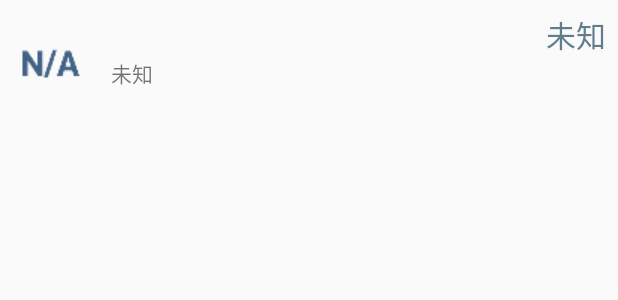
After one commit to BigChaChi/TotoroWeather, an Android app: the layout daily_forecast_list_item.xml on its own in the app's theme, with its tools: preview values and no code run, on a phone screen of 412 x 824 dp. The commit adds this screen. Shown: the top 300 px of the screen. Run offline under Robolectric (Android 15) with nearby library versions, the phone set to English and light mode, and no system bars.

Commit message:
第二板块添加成功

```diff
--- /dev/null
+++ b/app/src/main/res/layout/daily_forecast_list_item.xml
@@ -0,0 +1,37 @@
+<?xml version="1.0" encoding="utf-8"?>
+<LinearLayout xmlns:android="http://schemas.android.com/apk/res/android"
+    android:layout_width="match_parent"
+    android:layout_height="wrap_content"
+    android:gravity="center_vertical"
+    android:orientation="horizontal">
+
+    <ImageView
+        android:id="@+id/iv_daily_weather_icon"
+        android:layout_width="50dp"
+        android:layout_height="50dp"
+        android:layout_margin="8dp"
+        android:src="@mipmap/ic_weather_icon_999" />
+
+    <LinearLayout
+        android:layout_width="match_parent"
+        android:layout_height="wrap_content"
+        android:layout_margin="8dp"
+        android:orientation="vertical">
+
+        <TextView
+            android:id="@+id/tv_daily_tmp"
+            android:layout_width="match_parent"
+            android:layout_height="wrap_content"
+            android:gravity="end"
+            android:text="@string/unKnow"
+            android:textColor="@color/grey"
+            android:textSize="20sp" />
+
+        <TextView
+            android:id="@+id/tv_daily_detail"
+            android:layout_width="match_parent"
+            android:layout_height="wrap_content"
+            android:minLines="2"
+            android:text="@string/unKnow" />
+    </LinearLayout>
+</LinearLayout>
```
Also changed, not shown: app/src/main/java/totoro/application/xkf/totoroweather/activity/WeatherActivity.java (+19 -3 lines), app/src/main/java/totoro/application/xkf/totoroweather/adapter/DailyForecastListAdapter.java (added, +66 -0 lines), app/src/main/java/totoro/application/xkf/totoroweather/json/JsonForWeather.java (+54 -1 lines), app/src/main/java/totoro/application/xkf/totoroweather/model/DailyForecast.java (+87 -0 lines), app/src/main/java/totoro/application/xkf/totoroweather/model/Weather.java (+9 -0 lines), app/src/main/res/layout/activity_weather.xml (+16 -4 lines).
